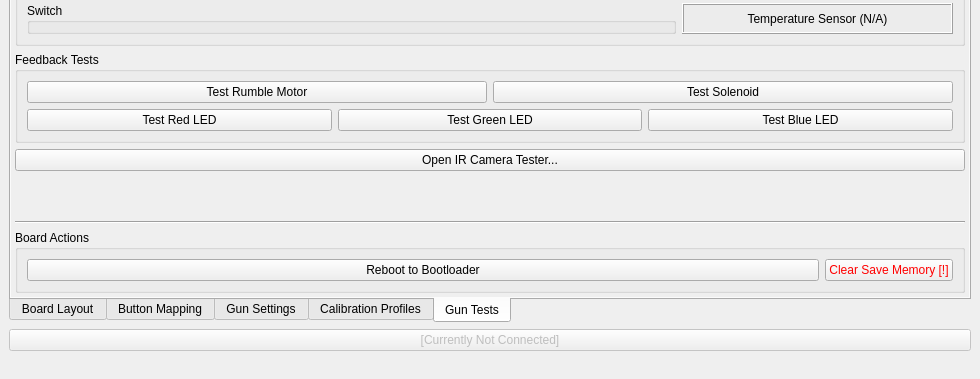
alessandro-satanassi/OpenFIRE-App-Custom, file src/appmainwindow.ui: the form before one commit; both pictures show x 0 to 980 and y 453 to 832 of the 980 by 832 pixel window.
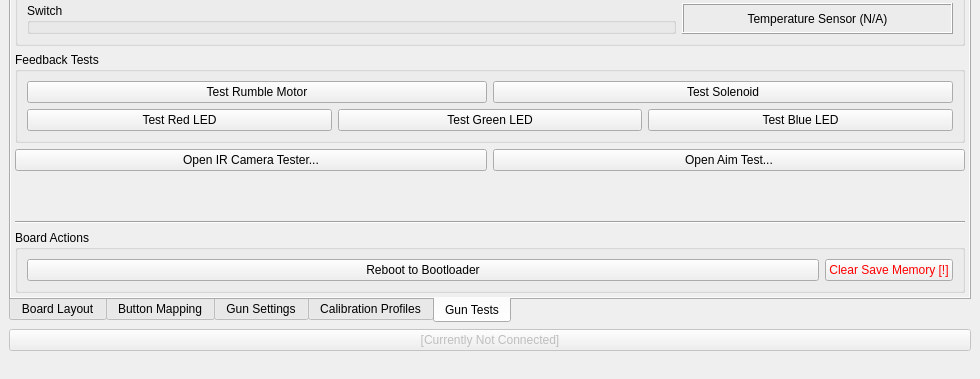
The form after the commit. The open tabs and pages were chosen to show the change. Icons and pictures are not drawn.

The edit to the form file:
```diff
--- a/src/appmainwindow.ui
+++ b/src/appmainwindow.ui
@@ -2965,6 +2965,8 @@
              </widget>
             </item>
             <item>
+             <layout class="QHBoxLayout" name="testWindowsLayout" stretch="1,1">
+              <item>
              <widget class="QPushButton" name="testBtn">
               <property name="text">
                <string>Open IR Camera Tester...</string>
@@ -2973,6 +2975,18 @@
                <iconset theme="camera-web"/>
               </property>
              </widget>
+              </item>
+              <item>
+               <widget class="QPushButton" name="aimTestBtn">
+                <property name="text">
+                 <string>Open Aim Test...</string>
+                </property>
+                <property name="icon">
+                 <iconset theme="input-gaming"/>
+                </property>
+               </widget>
+              </item>
+             </layout>
             </item>
             <item>
              <spacer name="verticalSpacer_3">
```
Lines whose indentation alone changed are shown as unchanged.
